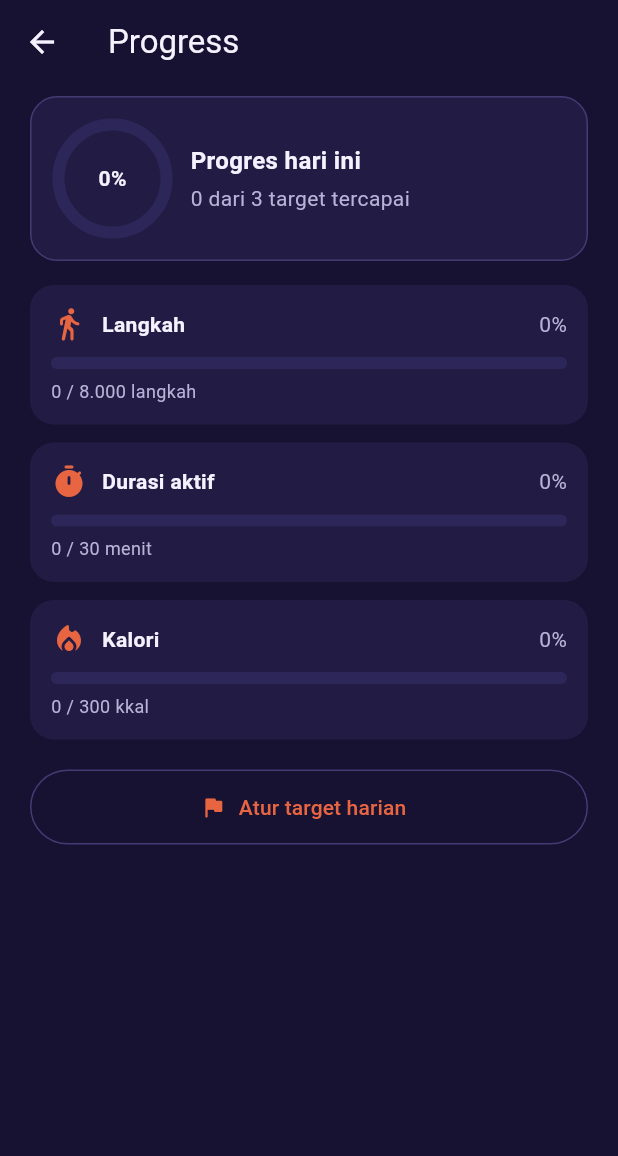
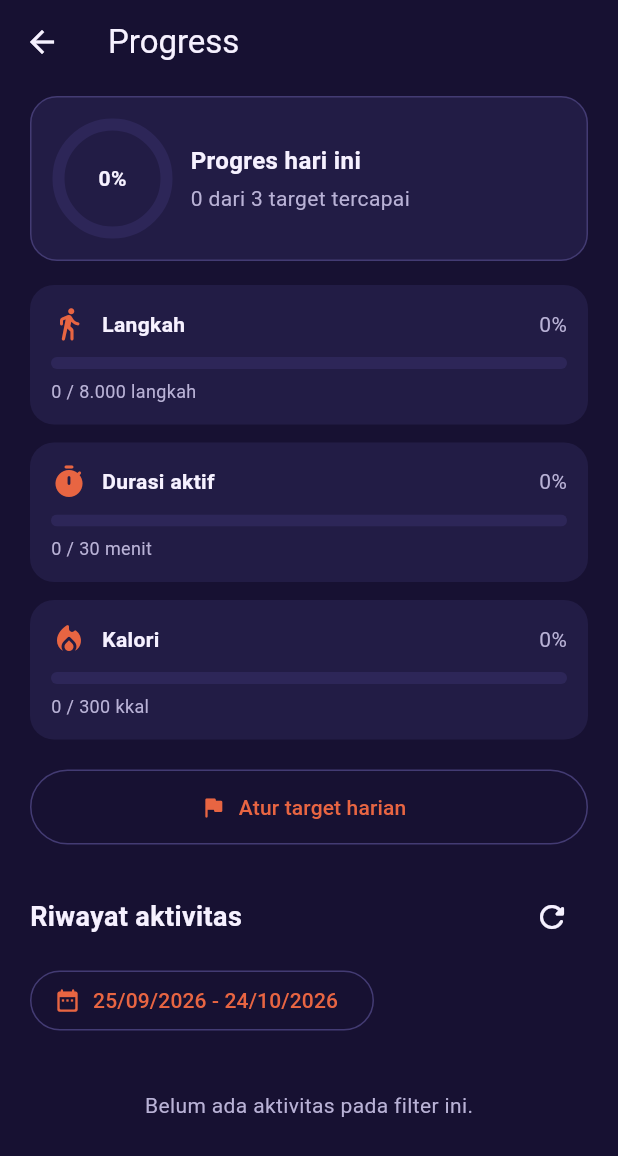
Before and after one commit to 0xzduhud/Gerak-in-Apps, a Flutter app: the _ProgressView screen opened directly, on a phone screen of 412 x 824 dp. Shown: the top 1156 px of the screen. Run offline on Flutter 3.47's test engine with Material 3 defaults, Android fonts, the phone set to English and light mode, and no system bars; our stand-ins replace flutter_dotenv, flutter_secure_storage, image_picker, local_auth, sensors_plus, shared_preferences and 2 more; missing offline and left inert: flutter_foreground_task; accounts and stored records are empty.

Commit message:
add history section, schedule, bukan history  daily

```diff
--- a/lib/features/progress/history_screen.dart
+++ b/lib/features/progress/history_screen.dart
@@ -0,0 +1,289 @@
+import 'package:flutter/material.dart';
+
+import '../../core/theme.dart';
+import '../../data/models/activity_model.dart';
+import '../../data/repositories/activity_repository.dart';
+import '../../data/repositories/sport_repository.dart';
+
+/// [PBI-10.5] Menyaring riwayat berdasarkan olahraga. null = semua.
+List<ActivitySummary> filterBySport(
+  List<ActivitySummary> items,
+  String? sportId,
+) =>
+    sportId == null
+        ? items
+        : items.where((a) => a.sportId == sportId).toList();
+
+String _two(int v) => v.toString().padLeft(2, '0');
+String _date(DateTime d) => '${_two(d.day)}/${_two(d.month)}/${d.year}';
+String _dateTime(DateTime d) =>
+    '${_date(d)}  ${_two(d.hour)}:${_two(d.minute)}';
+
+String _duration(int seconds) {
+  final m = seconds ~/ 60;
+  return m > 0 ? '$m mnt' : '$seconds dtk';
+}
+
+// ============================================================================
+// [PBI-10.4] HistorySection — daftar riwayat aktivitas di halaman Progress
+// [PBI-10.5] Filter tanggal dan jenis olahraga
+// ============================================================================
+class HistorySection extends StatefulWidget {
+  const HistorySection({super.key});
+
+  @override
+  State<HistorySection> createState() => _HistorySectionState();
+}
+
+class _HistorySectionState extends State<HistorySection> {
+  static const int _maxShown = 50;
+
+  final ActivityRepository _activities = ActivityRepository();
+  final SportRepository _sports = SportRepository();
+
+  late DateTimeRange _range;
+  String? _sportId;
+  List<ActivitySummary> _all = const [];
+  Map<String, String> _sportNames = const {};
+  bool _loading = true;
+  String? _error;
+
+  @override
+  void initState() {
+    super.initState();
+    final today = DateTime.now();
+    final end = DateTime(today.year, today.month, today.day);
+    _range = DateTimeRange(
+      start: end.subtract(const Duration(days: 29)),
+      end: end,
+    );
+    _load();
+  }
+
+  Future<void> _load() async {
+    setState(() {
+      _loading = true;
+      _error = null;
+    });
+    try {
+      final items = await _activities.history(
+        from: _range.start,
+        to: _range.end,
+      );
+      var names = _sportNames;
+      if (names.isEmpty) {
+        try {
+          final sports = await _sports.loadAll();
+          names = {for (final s in sports) s.id: s.name};
+        } catch (_) {
+          // Nama olahraga tidak wajib; id akan ditampilkan apa adanya.
+        }
+      }
+      if (!mounted) return;
+      setState(() {
+        _all = items;
+        _sportNames = names;
+        // Jika olahraga yang dipilih tidak ada di rentang baru, reset filter.
+        if (_sportId != null && !items.any((a) => a.sportId == _sportId)) {
+          _sportId = null;
+        }
+        _loading = false;
+      });
+    } catch (e) {
+      debugPrint('Gagal memuat riwayat: $e');
+      if (!mounted) return;
+      setState(() {
+        _error = 'Riwayat belum bisa dimuat.';
+        _loading = false;
+      });
+    }
+  }
+
+  Future<void> _pickRange() async {
+    final now = DateTime.now();
+    final picked = await showDateRangePicker(
+      context: context,
+      firstDate: DateTime(2020),
+      lastDate: DateTime(now.year, now.month, now.day),
+      initialDateRange: _range,
+    );
+    if (picked == null) return;
+    _range = picked;
+    await _load();
+  }
+
+  String _nameOf(String? id) {
+    if (id == null) return 'Aktivitas bebas';
+    return _sportNames[id] ?? id;
+  }
+
+  @override
+  Widget build(BuildContext context) {
+    final shownAll = filterBySport(_all, _sportId);
+    final shown = shownAll.take(_maxShown).toList();
+    final sportIds = <String>{
+      for (final a in _all)
+        if (a.sportId != null) a.sportId!,
+    }.toList()
+      ..sort((a, b) => _nameOf(a).compareTo(_nameOf(b)));
+
+    return Column(
+      crossAxisAlignment: CrossAxisAlignment.start,
+      children: [
+        const SizedBox(height: 24),
+        Row(
+          children: [
+            const Expanded(
+              child: Text(
+                'Riwayat aktivitas',
+                style: TextStyle(
+                  fontSize: 18,
+                  fontWeight: FontWeight.w700,
+                  color: AppColors.textPrimary,
+                ),
+              ),
+            ),
+            IconButton(
+              tooltip: 'Muat ulang',
+              onPressed: _loading ? null : _load,
+              icon: const Icon(Icons.refresh_rounded),
+            ),
+          ],
+        ),
+        const SizedBox(height: 8),
+        // ---- Filter (PBI-10.5) ----
+        Wrap(
+          spacing: 10,
+          runSpacing: 8,
+          crossAxisAlignment: WrapCrossAlignment.center,
+          children: [
+            OutlinedButton.icon(
+              onPressed: _pickRange,
+              icon: const Icon(Icons.date_range_rounded, size: 18),
+              label: Text('${_date(_range.start)} - ${_date(_range.end)}'),
+            ),
+            if (sportIds.isNotEmpty)
+              DropdownButton<String?>(
+                value: _sportId,
+                hint: const Text('Semua olahraga'),
+                items: [
+                  const DropdownMenuItem<String?>(
+                    value: null,
+                    child: Text('Semua olahraga'),
+                  ),
+                  for (final id in sportIds)
+                    DropdownMenuItem<String?>(
+                      value: id,
+                      child: Text(_nameOf(id)),
+                    ),
+                ],
+                onChanged: (v) => setState(() => _sportId = v),
+              ),
+          ],
+        ),
+        const SizedBox(height: 12),
+        // ---- Daftar (PBI-10.4) ----
+        if (_loading)
+          const Padding(
+            padding: EdgeInsets.symmetric(vertical: 24),
+            child: Center(child: CircularProgressIndicator()),
+          )
+        else if (_error != null)
+          Text(_error!, style: const TextStyle(color: AppColors.tertiary))
+        else if (shown.isEmpty)
+          const Padding(
+            padding: EdgeInsets.symmetric(vertical: 24),
+            child: Center(
+              child: Text(
+                'Belum ada aktivitas pada filter ini.',
+                style: TextStyle(color: AppColors.textSecondary),
+              ),
+            ),
+          )
+        else ...[
+          for (final a in shown)
+            _HistoryTile(item: a, title: _nameOf(a.sportId)),
+          if (shownAll.length > _maxShown)
+            Padding(
+              padding: const EdgeInsets.only(top: 4),
+              child: Text(
+                'Menampilkan $_maxShown terbaru dari ${shownAll.length}. '
+                'Persempit rentang tanggal untuk melihat lainnya.',
+                style: const TextStyle(
+                  fontSize: 12,
+                  color: AppColors.textSecondary,
+                ),
+              ),
+            ),
+        ],
+      ],
+    );
+  }
+}
+
+class _HistoryTile extends StatelessWidget {
+  const _HistoryTile({required this.item, required this.title});
+
+  final ActivitySummary item;
+  final String title;
+
+  @override
+  Widget build(BuildContext context) {
+    return Container(
+      margin: const EdgeInsets.only(bottom: 10),
+      padding: const EdgeInsets.all(14),
+      decoration: BoxDecoration(
+        color: AppColors.surface,
+        borderRadius: BorderRadius.circular(14),
+      ),
+      child: Row(
+        children: [
+          const Icon(Icons.directions_run_rounded, color: AppColors.primary),
+          const SizedBox(width: 12),
+          Expanded(
+            child: Column(
+              crossAxisAlignment: CrossAxisAlignment.start,
+              children: [
+                Text(
+                  title,
+                  style: const TextStyle(
+                    fontWeight: FontWeight.w600,
+                    color: AppColors.textPrimary,
+                  ),
+                ),
+                const SizedBox(height: 2),
+                Text(
+                  _dateTime(item.startedAt),
+                  style: const TextStyle(
+                    fontSize: 12,
+                    color: AppColors.textSecondary,
+                  ),
+                ),
+              ],
+            ),
+          ),
+          Column(
+            crossAxisAlignment: CrossAxisAlignment.end,
+            children: [
+              Text(
+                '${item.steps} langkah',
+                style: const TextStyle(
+                  fontWeight: FontWeight.w600,
+                  color: AppColors.secondary,
+                ),
+              ),
+              Text(
+                '${_duration(item.durationSeconds)} • '
+                '${item.calories.round()} kkal',
+                style: const TextStyle(
+                  fontSize: 12,
+                  color: AppColors.textSecondary,
+                ),
+              ),
+            ],
+          ),
+        ],
+      ),
+    );
+  }
+}
--- a/lib/features/progress/progress_screen.dart
+++ b/lib/features/progress/progress_screen.dart
@@ -5,6 +5,7 @@ import '../../core/theme.dart';
 import '../../data/models/target_model.dart';
 import 'progress_provider.dart';
 import 'target_setting_screen.dart';
+import 'history_screen.dart';
 
 class ProgressScreen extends StatelessWidget {
   const ProgressScreen({super.key});
@@ -98,6 +99,7 @@ class _ProgressView extends StatelessWidget {
                       icon: const Icon(Icons.flag_rounded),
                       label: const Text('Atur target harian'),
                     ),
+                    const HistorySection(),
                   ],
                 ),
               ),
```
Also changed, not shown: lib/data/repositories/activity_repository.dart (+19 -0 lines).
